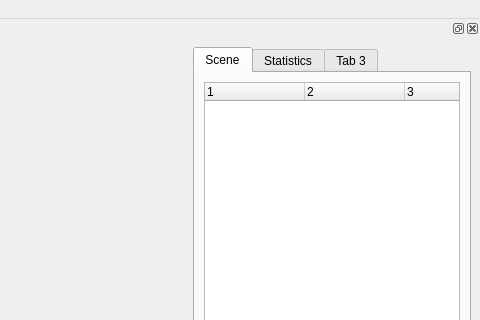
The window that core/smartbody/sbm-debugger/gui/designer/SbmDebuggerForm.ui (DrAlta/smartbody) describes before a commit, drawn with Qt 5; both pictures show x 794 to 1274 and y 0 to 320 of the 1274 by 830 pixel window.
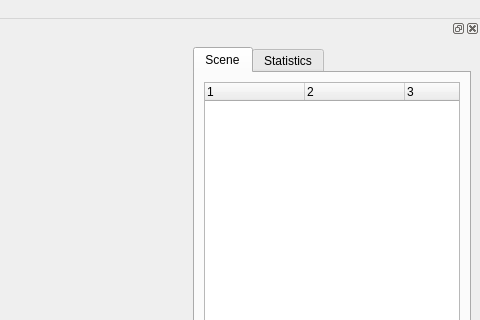
The same window after the commit. Icons and pictures are not drawn.

The edit to the form file:
```diff
--- a/core/smartbody/sbm-debugger/gui/designer/SbmDebuggerForm.ui
+++ b/core/smartbody/sbm-debugger/gui/designer/SbmDebuggerForm.ui
@@ -251,11 +251,6 @@
          </property>
         </widget>
        </widget>
-       <widget class="QWidget" name="tab_3">
-        <attribute name="title">
-         <string>Tab 3</string>
-        </attribute>
-       </widget>
       </widget>
      </item>
     </layout>
```
Left out of the diff: 9 changed lines with no effect on the pictures.
